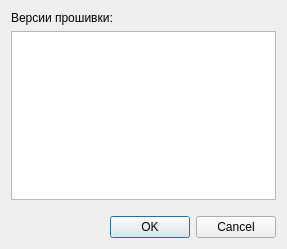
alex-krutikov/MkStudio, file src/mmpm/ui/downloaddialog.ui: the form before one commit.
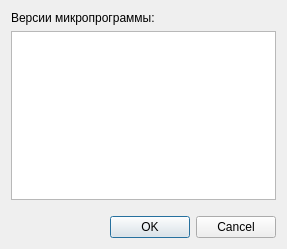
The form after the commit.

Commit message: MMpM: Исправлен GUI при прошивке из интернета.

What changed in the file:
```diff
--- a/src/mmpm/ui/downloaddialog.ui
+++ b/src/mmpm/ui/downloaddialog.ui
@@ -17,7 +17,7 @@
    <item>
     <widget class="QLabel" name="label">
      <property name="text">
-      <string>Версии прошивки:</string>
+      <string>Версии микропрограммы:</string>
      </property>
     </widget>
    </item>
```
The commit also changes 4 other files.
